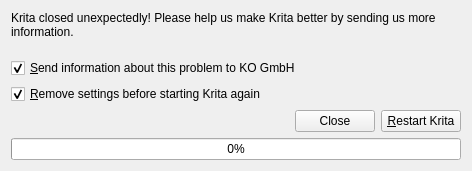
Old version of the form krita/crashreporter/wdg_crash_reporter.ui in the repository KDE/calligra.
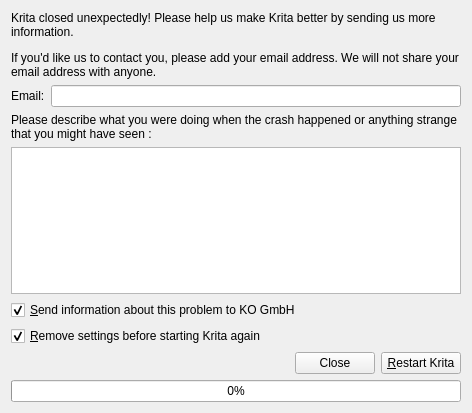
New version of the form.

Commit message: Add two more fields to the crash reporter

The edit to the form file:
```diff
--- a/krita/crashreporter/wdg_crash_reporter.ui
+++ b/krita/crashreporter/wdg_crash_reporter.ui
@@ -7,17 +7,23 @@
     <x>0</x>
     <y>0</y>
     <width>472</width>
-    <height>171</height>
+    <height>413</height>
    </rect>
   </property>
   <property name="windowTitle">
    <string>Hyves Desktop Error Reporter</string>
   </property>
   <layout class="QGridLayout" name="gridLayout">
-   <item row="0" column="0">
+   <item row="0" column="0" colspan="2">
     <widget class="QLabel" name="label">
      <property name="text">
-      <string>Krita closed unexpectedly! Please help us make Krita better by sending us more information.</string>
+      <string>&lt;html&gt;&lt;head/&gt;&lt;body&gt;&lt;p&gt;Krita closed unexpectedly! Please help us make Krita better by sending us more information.&lt;/p&gt;&lt;p&gt;If you'd like us to contact you, please add your email address. We will not share your email address with anyone.&lt;/p&gt;&lt;/body&gt;&lt;/html&gt;</string>
+     </property>
+     <property name="textFormat">
+      <enum>Qt::RichText</enum>
+     </property>
+     <property name="alignment">
+      <set>Qt::AlignLeading|Qt::AlignLeft|Qt::AlignTop</set>
      </property>
      <property name="wordWrap">
       <bool>true</bool>
@@ -25,19 +31,32 @@
     </widget>
    </item>
    <item row="1" column="0">
-    <spacer name="verticalSpacer">
-     <property name="orientation">
-      <enum>Qt::Vertical</enum>
+    <widget class="QLabel" name="label_2">
+     <property name="text">
+      <string>Email:</string>
      </property>
-     <property name="sizeHint" stdset="0">
-      <size>
-       <width>20</width>
-       <height>32</height>
-      </size>
+    </widget>
+   </item>
+   <item row="1" column="1">
+    <widget class="QLineEdit" name="txtEmail"/>
+   </item>
+   <item row="2" column="0" colspan="2">
+    <widget class="QLabel" name="label_3">
+     <property name="text">
+      <string>&lt;html&gt;&lt;head/&gt;&lt;body&gt;&lt;p&gt;Please describe what you were doing when the crash happened or anything strange that you might have seen :&lt;/p&gt;&lt;/body&gt;&lt;/html&gt;</string>
      </property>
-    </spacer>
+     <property name="textFormat">
+      <enum>Qt::RichText</enum>
+     </property>
+     <property name="alignment">
+      <set>Qt::AlignLeading|Qt::AlignLeft|Qt::AlignTop</set>
+     </property>
+     <property name="wordWrap">
+      <bool>true</bool>
+     </property>
+    </widget>
    </item>
-   <item row="2" column="0">
+   <item row="4" column="0" colspan="2">
     <widget class="QCheckBox" name="chkAllowUpload">
      <property name="toolTip">
       <string>This information includes the type of computer you use, and information about the usage of Hyves Desktop. No personal information is sent to Hyves.</string>
@@ -50,7 +69,7 @@
      </property>
     </widget>
    </item>
-   <item row="3" column="0">
+   <item row="5" column="0" colspan="2">
     <widget class="QCheckBox" name="chkRemoveSettings">
      <property name="toolTip">
       <string>This information includes the type of computer you use, and information about the usage of Hyves Desktop. No personal information is sent to Hyves.</string>
@@ -63,7 +82,7 @@
      </property>
     </widget>
    </item>
-   <item row="4" column="0">
+   <item row="6" column="0" colspan="2">
     <layout class="QHBoxLayout" name="horizontalLayout">
      <item>
       <spacer name="horizontalSpacer">
@@ -94,7 +113,7 @@
      </item>
     </layout>
    </item>
-   <item row="5" column="0">
+   <item row="7" column="0" colspan="2">
     <widget class="QProgressBar" name="progressBar">
      <property name="enabled">
       <bool>true</bool>
@@ -107,6 +126,9 @@
      </property>
     </widget>
    </item>
+   <item row="3" column="0" colspan="2">
+    <widget class="QTextEdit" name="txtDescription"/>
+   </item>
   </layout>
  </widget>
  <tabstops>
```
The commit also changes 1 other file.
